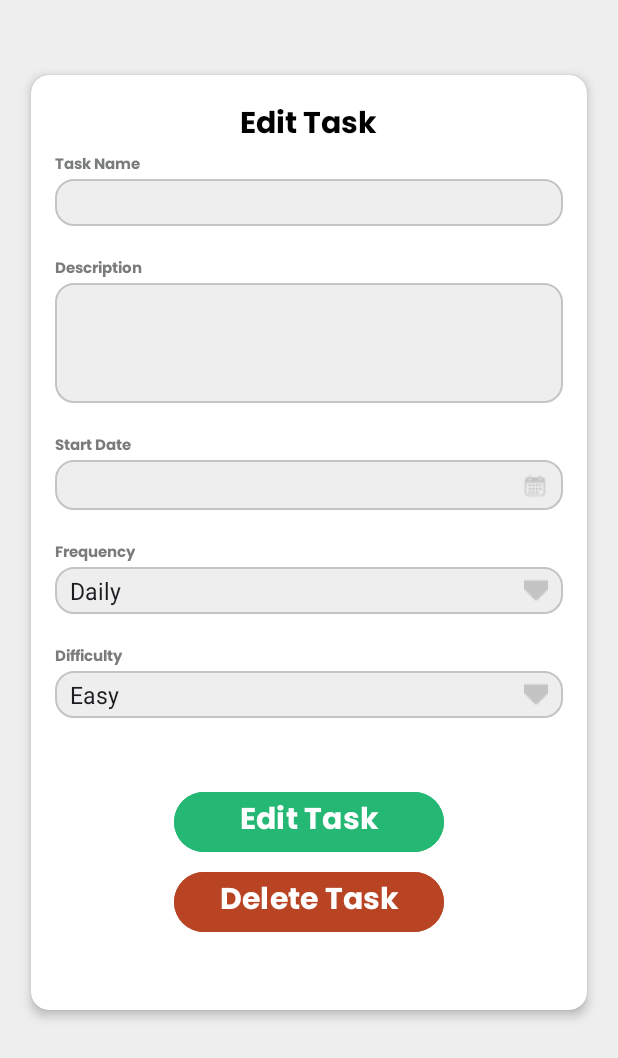
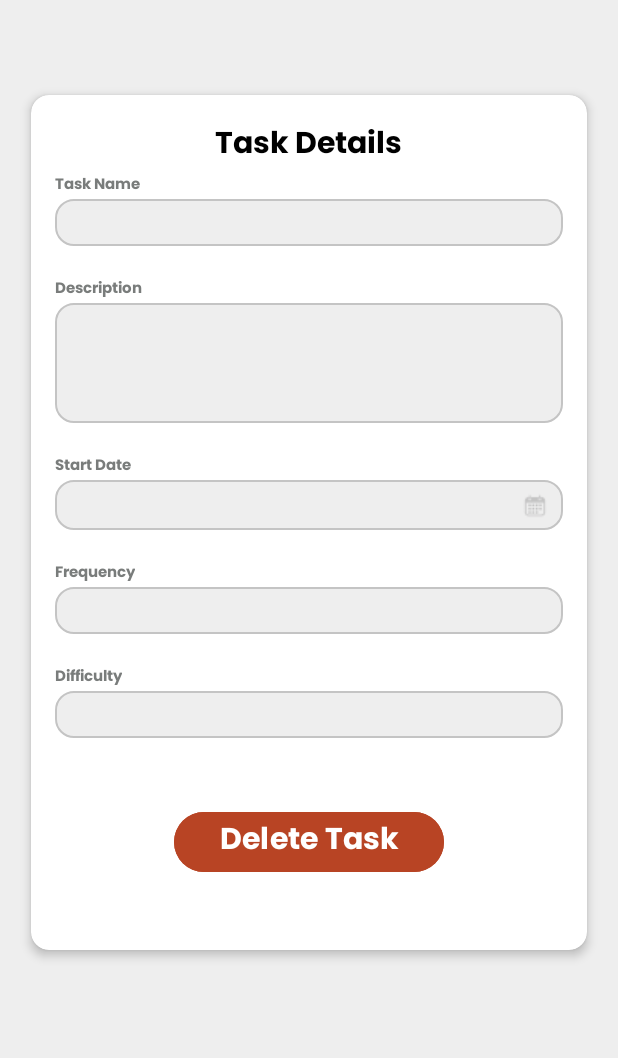
Before and after one commit to anoobis-bot/KuboQuest, an Android app: the EditTaskActivity screen opened directly, with no data from a screen before it, on a phone screen of 412 x 824 dp. Shown: the top 1058 px of the screen. Run offline under Robolectric (Android 15) with nearby library versions, the phone set to English and light mode, and no system bars.

Commit message:
feat: deleting task

```diff
--- a/app/src/main/java/com/mobdeve/harvesters/kuboquest/EditTaskActivity.java
+++ b/app/src/main/java/com/mobdeve/harvesters/kuboquest/EditTaskActivity.java
@@ -22,9 +22,14 @@ public class EditTaskActivity extends AppCompatActivity {
     private TextView addDateTextView;
     private Button editTaskBtn;
     private Button deleteTaskBtn;
-    private Spinner frequencySpinner;
-    private Spinner difficultySpinner;
 
+    private TextView txtDelTaskName;
+    private TextView txtDelTaskDesc;
+    private TextView txtDelTaskFreq;
+    private TextView txtDelTaskDifficulty;
+
+
+    private String taskID;
     @Override
     protected void onCreate(Bundle savedInstanceState) {
         super.onCreate(savedInstanceState);
@@ -36,35 +41,33 @@ public class EditTaskActivity extends AppCompatActivity {
             return insets;
         });
 
-        frequencySpinner = findViewById(R.id.frequencySpinner);
-        difficultySpinner = findViewById(R.id.difficultySpinner);
-        ArrayList<String> frequencyChoices = new ArrayList<>();
-        frequencyChoices.add("Daily");
-        frequencyChoices.add("Weekly");
-        frequencyChoices.add("Yearly");
-        ArrayList<String> difficultyChoices = new ArrayList<>();
-        difficultyChoices.add("Easy");
-        difficultyChoices.add("Medium");
-        difficultyChoices.add("Hard");
-        difficultyChoices.add("Extreme");
+        Intent intent = getIntent();
+        String name = intent.getStringExtra("task_name");
+        String desc = intent.getStringExtra("task_desc");
+        String freq = intent.getStringExtra("task_freq");
+        String difficulty = intent.getStringExtra("task_difficulty");
+        String date = intent.getStringExtra("task_date");
+        taskID = intent.getStringExtra("task_id");
 
-        ArrayAdapter<String> frequencyAdapter = new ArrayAdapter<>(this,
-                android.R.layout.simple_spinner_item, frequencyChoices);
-        ArrayAdapter<String> difficultyAdapter = new ArrayAdapter<>(this,
-                android.R.layout.simple_spinner_item, difficultyChoices);
+        txtDelTaskName = findViewById(R.id.txtDelTaskName);
+        txtDelTaskDesc = findViewById(R.id.txtDelTaskDesc);
+        txtDelTaskFreq = findViewById(R.id.txtDelTaskFreq);
+        txtDelTaskDifficulty = findViewById(R.id.txtDelTaskDifficulty);
+        addDateTextView = findViewById(R.id.addDateTextView);
 
-        frequencyAdapter.setDropDownViewResource(android.R.layout.simple_spinner_dropdown_item);
-        difficultyAdapter.setDropDownViewResource(android.R.layout.simple_spinner_dropdown_item);
+        txtDelTaskName.setText(name);
+        txtDelTaskDesc.setText(desc);
+        txtDelTaskFreq.setText(freq);
+        txtDelTaskDifficulty.setText(difficulty);
+        addDateTextView.setText(date);
 
-        frequencySpinner.setAdapter(frequencyAdapter);
-        difficultySpinner.setAdapter(difficultyAdapter);
+        txtDelTaskName.setEnabled(false);
+        txtDelTaskDesc.setEnabled(false);
+        txtDelTaskFreq.setEnabled(false);
+        txtDelTaskDifficulty.setEnabled(false);
+        addDateTextView.setEnabled(false);
 
-        addDateTextView = findViewById(R.id.addDateTextView);
-        editTaskBtn = findViewById(R.id.editTaskBtn);
         deleteTaskBtn = findViewById(R.id.deleteTaskBtn);
-
-        addDateTextView.setOnClickListener(v -> showDatePickerDialog());
-        editTaskBtn.setOnClickListener(v -> editTask());
         deleteTaskBtn.setOnClickListener(v -> deleteTask());
     }
 
@@ -97,7 +100,8 @@ public class EditTaskActivity extends AppCompatActivity {
 
     private void deleteTask() {
         Intent result_intent = new Intent();
-        setResult(0, result_intent);
+        result_intent.putExtra("task_id", taskID);
+        setResult(3, result_intent);
         finish();
     }
 }
--- a/app/src/main/java/com/mobdeve/harvesters/kuboquest/TaskList.java
+++ b/app/src/main/java/com/mobdeve/harvesters/kuboquest/TaskList.java
@@ -121,9 +121,12 @@ public class TaskList extends AppCompatActivity {
 
                     else if (result.getResultCode() == 3)
                     {
+                        String taskID = result.getData().getStringExtra("task_id");
+
+                        adapter1.deleteTask(taskID);
+
                         Toast toast = Toast.makeText(TaskList.this, "Deleted!", duration);
                         toast.show();
-
                     }
                     else if (result.getResultCode() == Activity.RESULT_CANCELED)
                     {
@@ -178,7 +181,7 @@ public class TaskList extends AppCompatActivity {
 
             adapter1 =  new TaskList_RecyclerViewAdapter(this,
                     taskModelList, "Daily", progressXP, txtXP, progressWater, txtWater,
-                    txtLevel, imgPlant, adapter2);
+                    txtLevel, imgPlant, adapter2, myActivityResultLauncher);
 
             loadUserDataFromDB();
         }
@@ -190,7 +193,7 @@ public class TaskList extends AppCompatActivity {
             System.out.println(plant.getName());
         }
 
-        PlayerModel.initialize(PlantData.findPlantByName("Tomato"));
+        PlayerModel.initialize(PlantData.findPlantByName("Hybrid Winter Melon"));
         PlayerModel player = PlayerModel.getInstance();
 
         ImageView imgSettings = findViewById(R.id.imgSettings);
--- a/app/src/main/java/com/mobdeve/harvesters/kuboquest/TaskList_RecyclerViewAdapter.java
+++ b/app/src/main/java/com/mobdeve/harvesters/kuboquest/TaskList_RecyclerViewAdapter.java
@@ -1,6 +1,7 @@
 package com.mobdeve.harvesters.kuboquest;
 
 import android.content.Context;
+import android.content.Intent;
 import android.graphics.Paint;
 import android.view.LayoutInflater;
 import android.view.View;
@@ -10,7 +11,9 @@ import android.widget.ImageView;
 import android.widget.ProgressBar;
 import android.widget.TextView;
 
+import androidx.activity.result.ActivityResultLauncher;
 import androidx.annotation.NonNull;
+import androidx.cardview.widget.CardView;
 import androidx.recyclerview.widget.RecyclerView;
 
 import java.util.ArrayList;
@@ -30,9 +33,12 @@ public class TaskList_RecyclerViewAdapter extends RecyclerView.Adapter<TaskList_
 
     PlayerLevels_RecyclerViewAdapter adapter2;
 
+    private ActivityResultLauncher<Intent> launcher;
+
     public TaskList_RecyclerViewAdapter(Context context, ArrayList<TaskModel> taskModelList, String filterFreq,
                                         ProgressBar progressBar, TextView textXP, ProgressBar progressWater, TextView textWater,
-                                        TextView txtLevel, ImageView imgPlant, PlayerLevels_RecyclerViewAdapter adapater2) {
+                                        TextView txtLevel, ImageView imgPlant, PlayerLevels_RecyclerViewAdapter adapater2,
+                                        ActivityResultLauncher<Intent> launcher) {
         this.context = context;
         this.taskModelList = taskModelList;
         this.filteredTaskList = new ArrayList<>();
@@ -46,6 +52,8 @@ public class TaskList_RecyclerViewAdapter extends RecyclerView.Adapter<TaskList_
         this.imgPlant = imgPlant;
 
         this.adapter2 = adapater2;
+
+        this.launcher = launcher;
     }
 
     public void changeFilter(String filterFreq) {
@@ -58,6 +66,15 @@ public class TaskList_RecyclerViewAdapter extends RecyclerView.Adapter<TaskList_
                     filteredTaskList.add(task);
                 }
             }
+
+            notifyDataSetChanged();
+        }
+    }
+
+    public void deleteTask(String taskID) {
+        synchronized (this) {
+            filteredTaskList.removeIf(task -> task.getTaskID().equals(taskID));
+            taskModelList.removeIf(task -> task.getTaskID().equals(taskID));
 
             notifyDataSetChanged();
         }
@@ -125,6 +142,21 @@ public class TaskList_RecyclerViewAdapter extends RecyclerView.Adapter<TaskList_
                 adapter2.notifyDataSetChanged();
             }
         });
+
+        holder.taskCard.setOnClickListener(new View.OnClickListener() {
+            @Override
+            public void onClick(View view) {
+                Intent intent = new Intent(view.getContext(), EditTaskActivity.class);
+
+                intent.putExtra("task_name", filteredTaskList.get(holder.getAdapterPosition()).getTaskName());
+                intent.putExtra("task_desc", filteredTaskList.get(holder.getAdapterPosition()).getTaskDescription());
+                intent.putExtra("task_freq", filteredTaskList.get(holder.getAdapterPosition()).getTaskFrequency());
+                intent.putExtra("task_difficulty", filteredTaskList.get(holder.getAdapterPosition()).getTaskDifficulty());
+                intent.putExtra("task_date", filteredTaskList.get(holder.getAdapterPosition()).getDateString());
+                intent.putExtra("task_id", filteredTaskList.get(holder.getAdapterPosition()).getTaskID());
+                launcher.launch(intent);
+            }
+        });
     }
 
 //    public void progress(int increment)
@@ -143,12 +175,16 @@ public class TaskList_RecyclerViewAdapter extends RecyclerView.Adapter<TaskList_
         TextView txtTaskDesc;
         CheckBox checkBox;
 
+        CardView taskCard;
+
         public MyViewHolder(@NonNull View itemView) {
             super(itemView);
 
             txtTaskName = itemView.findViewById(R.id.txtTaskName);
             txtTaskDesc = itemView.findViewById(R.id.txtTaskDesc);
             checkBox = itemView.findViewById(R.id.checkBox);
+
+            taskCard = itemView.findViewById(R.id.taskCard);
         }
     }
 }
--- a/app/src/main/java/com/mobdeve/harvesters/kuboquest/TaskModel.java
+++ b/app/src/main/java/com/mobdeve/harvesters/kuboquest/TaskModel.java
@@ -1,6 +1,7 @@
 package com.mobdeve.harvesters.kuboquest;
 
 import java.util.Date;
+import java.text.SimpleDateFormat;
 
 public class TaskModel {
     protected String taskID;
@@ -63,4 +64,13 @@ public class TaskModel {
     public String getTaskDifficulty() {
         return taskDifficulty;
     }
+
+    public String getTaskID() {
+        return taskID;
+    }
+
+    public String getDateString() {
+        SimpleDateFormat formatter = new SimpleDateFormat("MM/dd/yyyy");
+        return formatter.format(createdDate);
+    }
 }
--- a/app/src/main/res/layout/activity_edit_task.xml
+++ b/app/src/main/res/layout/activity_edit_task.xml
@@ -33,10 +33,10 @@
             <TextView
                 android:layout_width="wrap_content"
                 android:layout_height="wrap_content"
-                android:text="Edit Task"
+                android:fontFamily="@font/poppins_bold"
+                android:text="Task Details"
                 android:textColor="@android:color/black"
-                android:textSize="20sp"
-                android:fontFamily="@font/poppins_bold"/>
+                android:textSize="20sp" />
 
             <LinearLayout
                 android:layout_width="match_parent"
@@ -53,10 +53,11 @@
                     android:fontFamily="@font/poppins_bold"/>
 
                 <EditText
+                    android:id="@+id/txtDelTaskName"
                     android:layout_width="match_parent"
                     android:layout_height="31dp"
-                    android:textSize="11sp"
-                    android:background="@drawable/rounded_edittext_task" />
+                    android:background="@drawable/rounded_edittext_task"
+                    android:textSize="11sp" />
             </LinearLayout>
 
             <LinearLayout
@@ -74,11 +75,12 @@
                     android:fontFamily="@font/poppins_bold"/>
 
                 <EditText
+                    android:id="@+id/txtDelTaskDesc"
                     android:layout_width="match_parent"
                     android:layout_height="80dp"
-                    android:textSize="11sp"
+                    android:background="@drawable/rounded_edittext_task"
                     android:gravity="start"
-                    android:background="@drawable/rounded_edittext_task" />
+                    android:textSize="11sp" />
             </LinearLayout>
 
             <LinearLayout
@@ -117,11 +119,12 @@
                     android:textSize="10sp"
                     android:fontFamily="@font/poppins_bold"/>
 
-                <Spinner
-                    android:id="@+id/frequencySpinner"
+                <EditText
+                    android:id="@+id/txtDelTaskFreq"
                     android:layout_width="match_parent"
                     android:layout_height="31dp"
-                    android:background="@drawable/rounded_spinner_task"/>
+                    android:background="@drawable/rounded_edittext_task"
+                    android:textSize="11sp" />
 
             </LinearLayout>
 
@@ -139,23 +142,13 @@
                     android:textSize="10sp"
                     android:fontFamily="@font/poppins_bold"/>
 
-                <Spinner
-                    android:id="@+id/difficultySpinner"
+                <EditText
+                    android:id="@+id/txtDelTaskDifficulty"
                     android:layout_width="match_parent"
                     android:layout_height="31dp"
-                    android:background="@drawable/rounded_spinner_task"/>
+                    android:background="@drawable/rounded_edittext_task"
+                    android:textSize="11sp" />
             </LinearLayout>
-
-            <Button
-                android:id="@+id/editTaskBtn"
-                android:layout_width="180dp"
-                android:layout_height="wrap_content"
-                android:backgroundTint="#24B874"
-                android:text="Edit Task"
-                android:fontFamily="@font/poppins_bold"
-                android:textSize="20sp"
-                android:layout_marginBottom="5dp"
-                android:padding="0dp"/>
 
             <Button
                 android:id="@+id/deleteTaskBtn"
--- a/app/src/main/res/layout/recycler_view_tasks.xml
+++ b/app/src/main/res/layout/recycler_view_tasks.xml
@@ -7,6 +7,7 @@
     android:background="@drawable/rounded_radiobutton">
 
     <androidx.cardview.widget.CardView
+        android:id="@+id/taskCard"
         android:layout_width="362sp"
         android:layout_height="87sp"
         android:layout_marginTop="10sp"
```
